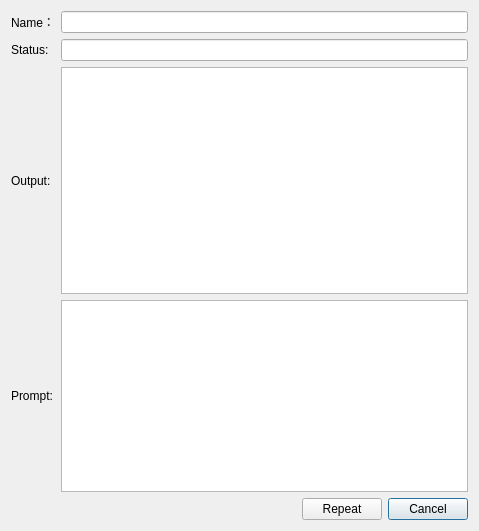
Old version of the form subtask_dialog.ui in the repository robert6757/qgis-geo-knowledge-ai.
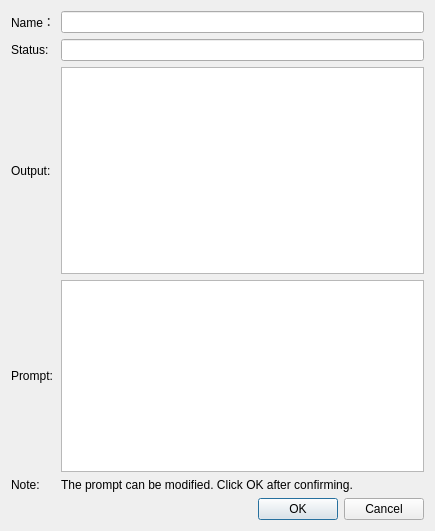
New version of the form.

Commit message: 修改子任务详情对话框

The edit to the form file:
```diff
--- a/subtask_dialog.ui
+++ b/subtask_dialog.ui
@@ -6,7 +6,7 @@
    <rect>
     <x>0</x>
     <y>0</y>
-    <width>479</width>
+    <width>435</width>
     <height>531</height>
    </rect>
   </property>
@@ -14,40 +14,27 @@
    <string>Subtask Detail</string>
   </property>
   <layout class="QGridLayout" name="gridLayout">
-   <item row="0" column="0">
-    <widget class="QLabel" name="label">
+   <item row="5" column="4">
+    <widget class="QPushButton" name="btnOK">
      <property name="sizePolicy">
-      <sizepolicy hsizetype="Maximum" vsizetype="Preferred">
+      <sizepolicy hsizetype="Maximum" vsizetype="Fixed">
        <horstretch>0</horstretch>
        <verstretch>0</verstretch>
       </sizepolicy>
      </property>
      <property name="text">
-      <string>Name：</string>
+      <string>OK</string>
      </property>
     </widget>
    </item>
-   <item row="2" column="1" colspan="3">
-    <widget class="QTextEdit" name="textEditResult">
-     <property name="readOnly">
-      <bool>true</bool>
-     </property>
-    </widget>
-   </item>
-   <item row="1" column="0">
-    <widget class="QLabel" name="label_3">
-     <property name="sizePolicy">
-      <sizepolicy hsizetype="Maximum" vsizetype="Preferred">
-       <horstretch>0</horstretch>
-       <verstretch>0</verstretch>
-      </sizepolicy>
-     </property>
+   <item row="4" column="1" colspan="5">
+    <widget class="QLabel" name="label_4">
      <property name="text">
-      <string>Status:</string>
+      <string>The prompt can be modified. Click OK after confirming.</string>
      </property>
     </widget>
    </item>
-   <item row="4" column="3">
+   <item row="5" column="5">
     <widget class="QPushButton" name="btnCancel">
      <property name="sizePolicy">
       <sizepolicy hsizetype="Maximum" vsizetype="Fixed">
@@ -60,30 +47,14 @@
      </property>
     </widget>
    </item>
-   <item row="3" column="0">
-    <widget class="QLabel" name="label_2">
-     <property name="sizePolicy">
-      <sizepolicy hsizetype="Maximum" vsizetype="Preferred">
-       <horstretch>0</horstretch>
-       <verstretch>0</verstretch>
-      </sizepolicy>
-     </property>
+   <item row="4" column="0">
+    <widget class="QLabel" name="label_6">
      <property name="text">
-      <string>Prompt:</string>
+      <string>Note:</string>
      </property>
     </widget>
    </item>
-   <item row="3" column="1" colspan="3">
-    <widget class="QTextEdit" name="textEditPrompt">
-     <property name="sizePolicy">
-      <sizepolicy hsizetype="Expanding" vsizetype="Preferred">
-       <horstretch>0</horstretch>
-       <verstretch>0</verstretch>
-      </sizepolicy>
-     </property>
-    </widget>
-   </item>
-   <item row="4" column="0" colspan="2">
+   <item row="5" column="0" colspan="4">
     <spacer name="horizontalSpacer">
      <property name="orientation">
       <enum>Qt::Horizontal</enum>
@@ -96,30 +67,19 @@
      </property>
     </spacer>
    </item>
-   <item row="0" column="1" colspan="3">
-    <widget class="QLineEdit" name="lineEditName">
-     <property name="readOnly">
-      <bool>true</bool>
-     </property>
-    </widget>
-   </item>
-   <item row="4" column="2">
-    <widget class="QPushButton" name="btnRepeat">
+   <item row="3" column="0">
+    <widget class="QLabel" name="label_2">
      <property name="sizePolicy">
-      <sizepolicy hsizetype="Maximum" vsizetype="Fixed">
+      <sizepolicy hsizetype="Maximum" vsizetype="Preferred">
        <horstretch>0</horstretch>
        <verstretch>0</verstretch>
       </sizepolicy>
      </property>
      <property name="text">
-      <string>Repeat</string>
+      <string>Prompt:</string>
      </property>
-    </widget>
-   </item>
-   <item row="1" column="1" colspan="3">
-    <widget class="QLineEdit" name="lineEditStatus">
-     <property name="readOnly">
-      <bool>true</bool>
+     <property name="wordWrap">
+      <bool>false</bool>
      </property>
     </widget>
    </item>
@@ -136,6 +96,63 @@
      </property>
     </widget>
    </item>
+   <item row="1" column="0">
+    <widget class="QLabel" name="label_3">
+     <property name="sizePolicy">
+      <sizepolicy hsizetype="Maximum" vsizetype="Preferred">
+       <horstretch>0</horstretch>
+       <verstretch>0</verstretch>
+      </sizepolicy>
+     </property>
+     <property name="text">
+      <string>Status:</string>
+     </property>
+    </widget>
+   </item>
+   <item row="0" column="0">
+    <widget class="QLabel" name="label">
+     <property name="sizePolicy">
+      <sizepolicy hsizetype="Maximum" vsizetype="Preferred">
+       <horstretch>0</horstretch>
+       <verstretch>0</verstretch>
+      </sizepolicy>
+     </property>
+     <property name="text">
+      <string>Name：</string>
+     </property>
+    </widget>
+   </item>
+   <item row="3" column="1" colspan="5">
+    <widget class="QTextEdit" name="textEditPrompt">
+     <property name="sizePolicy">
+      <sizepolicy hsizetype="Expanding" vsizetype="Preferred">
+       <horstretch>0</horstretch>
+       <verstretch>0</verstretch>
+      </sizepolicy>
+     </property>
+    </widget>
+   </item>
+   <item row="2" column="1" colspan="5">
+    <widget class="QTextEdit" name="textEditResult">
+     <property name="readOnly">
+      <bool>true</bool>
+     </property>
+    </widget>
+   </item>
+   <item row="1" column="1" colspan="5">
+    <widget class="QLineEdit" name="lineEditStatus">
+     <property name="readOnly">
+      <bool>true</bool>
+     </property>
+    </widget>
+   </item>
+   <item row="0" column="1" colspan="5">
+    <widget class="QLineEdit" name="lineEditName">
+     <property name="readOnly">
+      <bool>true</bool>
+     </property>
+    </widget>
+   </item>
   </layout>
  </widget>
  <resources/>
```
Left out of the diff: 3 changed lines with no effect on the pictures. The commit also changes 3 other files.
